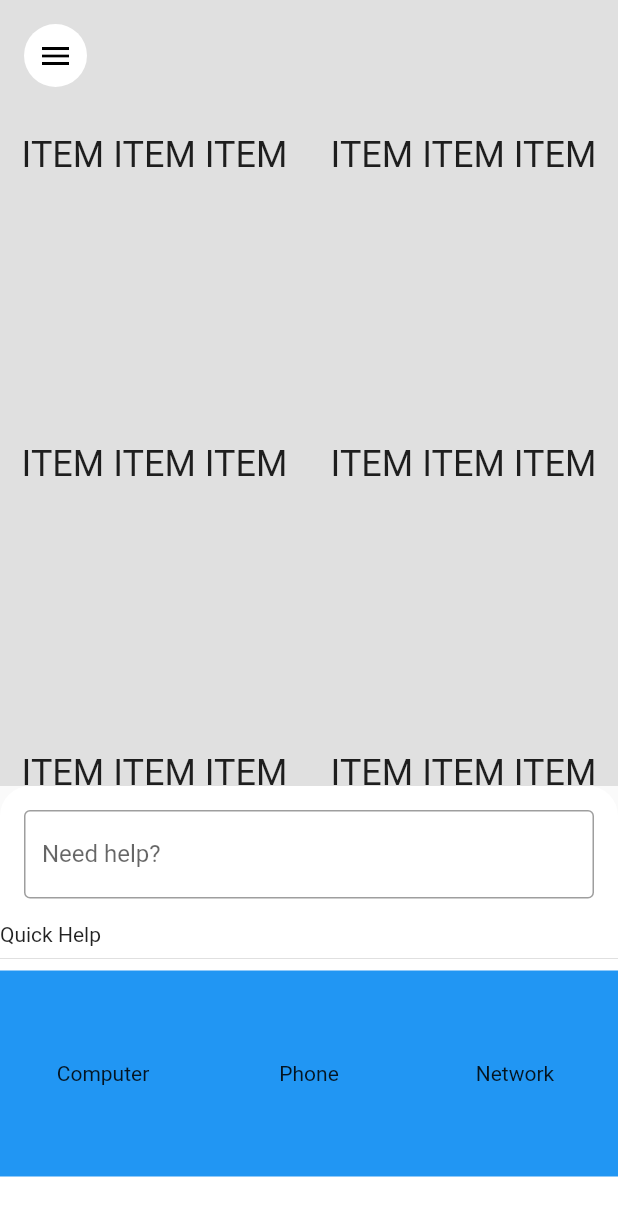
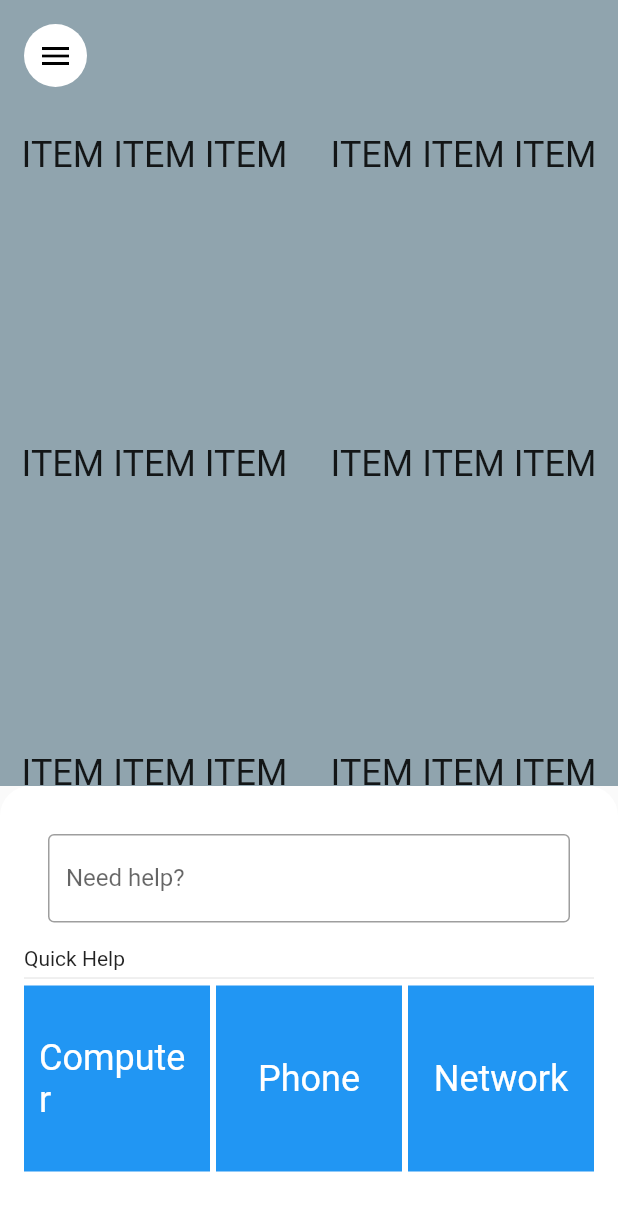
Before and after one commit to TimBibb/Space_Tracker_Flutter, a Flutter app: the screen it shows after launch, on a phone screen of 412 x 824 dp. Shown: the top 1216 px of the screen. Run offline on Flutter 3.47's test engine with Material 2 defaults, Android fonts, the phone set to English and light mode, and no system bars.

Commit message:
ui improvements

```diff
--- a/Space_Tracker/lib/main.dart
+++ b/Space_Tracker/lib/main.dart
@@ -83,14 +83,17 @@ class HelpSheet extends StatelessWidget {
     			topRight: const Radius.circular(20.0),
     		)
       ),
+    	child: SafeArea(
+    		minimum: const EdgeInsets.all(16.0),
     		child: ListView(
 					children: <Widget> [
 						HelpSearchBar(),
 						Text("Quick Help"),
-					Divider(color: Colors.grey[300]),
+						Divider(color: Colors.grey[300], height: 10),
 						QuickHelpGrid()
 					],
 					shrinkWrap: true,
+				)
     	)
     );
   }
@@ -106,34 +109,34 @@ class QuickHelpGrid extends StatelessWidget {
     return GridView.count(
     	crossAxisCount: 3,
 			shrinkWrap: true,
+			mainAxisSpacing: 4.0,
+			crossAxisSpacing: 4.0,
     	children: <Widget> [
-    		Container (
+    		QuickHelpItem("Computer"),
+				QuickHelpItem("Phone"),
+				QuickHelpItem("Network")
+    	]
+    );
+  }
+}
+
+class QuickHelpItem extends StatelessWidget {
+  const QuickHelpItem(this.title, {
+    Key key,
+  }) : super(key: key);
+
+  @override
+  Widget build(BuildContext context) {
+    return Container (
     	padding: const EdgeInsets.all(10),
 			color: Colors.blue,
     	child: Align(
     		alignment: Alignment.center,
-    				child: Text("Computer"),
-    			)
+    		child: Text(title, style: TextStyle(fontSize: 24, color: Colors.white)),
 			),
-    		Container (
-    			padding: const EdgeInsets.all(10),
-					color: Colors.blue,
-    			child: Align(
-    				alignment: Alignment.center,
-    				child: Text("Phone"),
-    			)
-    		),
-    		Container (
-    			padding: const EdgeInsets.all(10),
-					color: Colors.blue,
-    			child: Align(
-    				alignment: Alignment.center,
-    				child: Text("Network"),
-    			)
-    		)
-    	]
     );
   }
+	final String title;
 }
 
 class HelpSearchBar extends StatelessWidget {
@@ -169,7 +172,7 @@ class MapWidget extends StatelessWidget {
   @override
   Widget build(BuildContext context) {
     return Scaffold(
-			backgroundColor: Colors.grey[300],
+			backgroundColor: Colors.blueGrey[300],
 			body: GridView.count(
         // Create a grid with 2 columns. If you change the scrollDirection to
         // horizontal, this produces 2 rows.
@@ -241,7 +244,7 @@ class SettingsDrawer extends StatelessWidget {
     		padding: EdgeInsets.zero,
     		children: <Widget>[
     			DrawerHeader(
-    				child: Align(alignment: Alignment.bottomLeft, child: Text(_username, style:  TextStyle(fontSize: 24))),
+    				child: Align(alignment: Alignment.bottomLeft, child: Text(_username, style: TextStyle(fontSize: 24))),
     				decoration: BoxDecoration(
     					color: Colors.grey,
     				),
```
Lines whose indentation alone changed are shown as unchanged.
